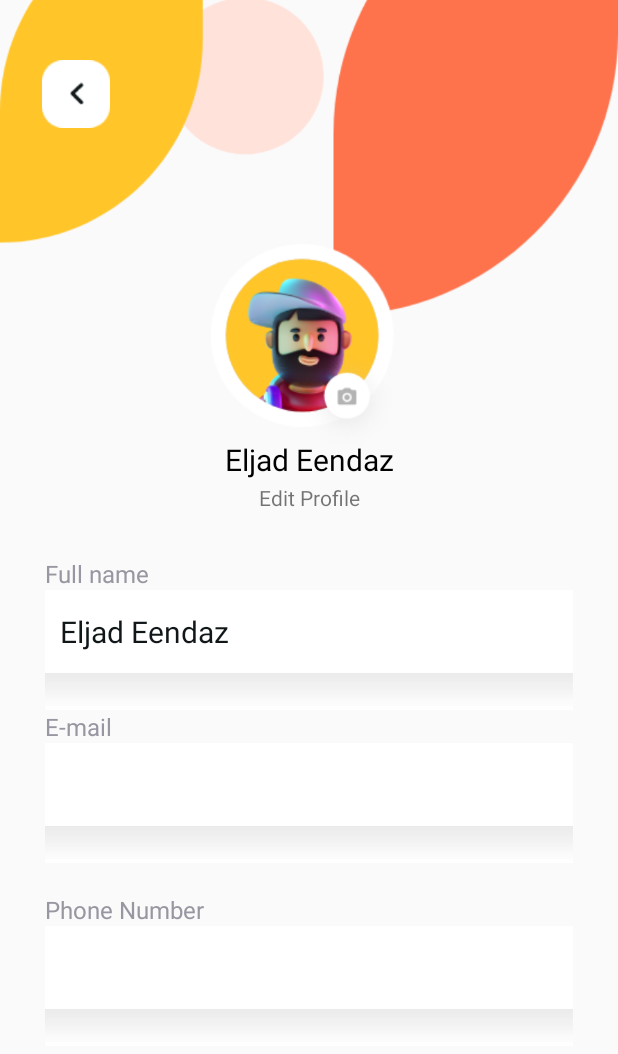
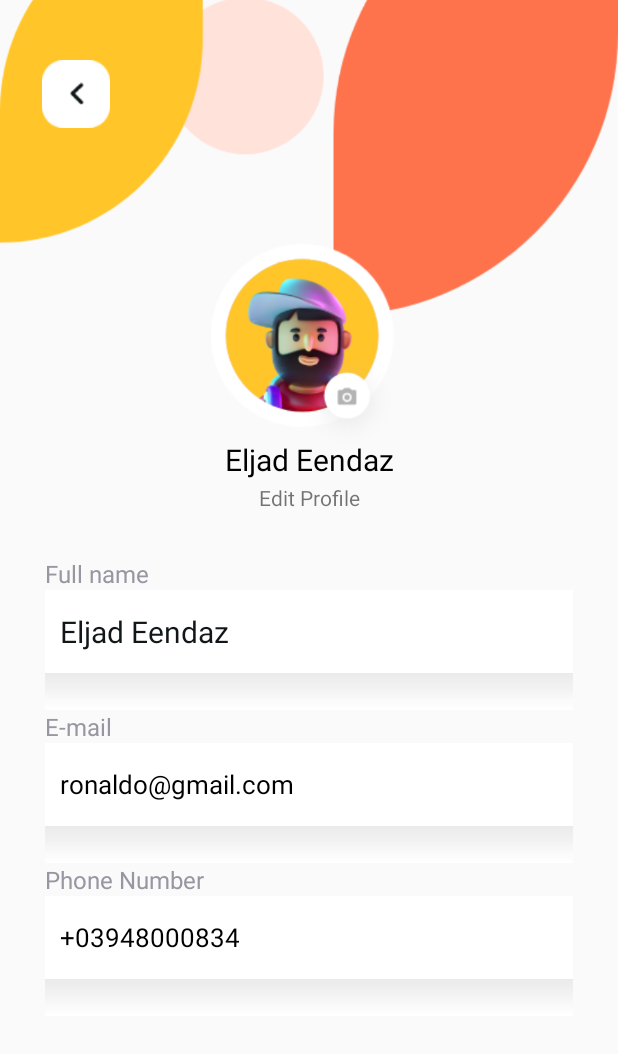
Before and after one commit to anhtranngocy7-gmail-com/LTDDbtvn, an Android app: the layout nhom3_profile_an.xml on its own in the app's theme, with its tools: preview values and no code run, on a phone screen of 412 x 824 dp. Shown: the top 1054 px of the screen. Run offline under Robolectric (Android 15) with nearby library versions, the phone set to English and light mode, and no system bars.

Commit message:
hoàn thành week2_an

```diff
--- a/Tuan1/app/src/main/res/layout/nhom3_profile_an.xml
+++ b/Tuan1/app/src/main/res/layout/nhom3_profile_an.xml
@@ -118,6 +118,11 @@
             android:layout_width="match_parent"
             android:layout_height="80dp">
             <TextView
+                android:textSize="17sp"
+                android:textColor="@color/black"
+                android:paddingHorizontal="10dp"
+                android:gravity="center_vertical"
+                android:text="ronaldo@gmail.com"
                 android:layout_margin="0dp"
                 android:layout_width="match_parent"
                 android:layout_height="55dp"
@@ -126,7 +131,7 @@
             </TextView>
         </LinearLayout>
         <TextView
-            android:layout_marginTop="20dp"
+
             android:layout_width="wrap_content"
             android:layout_height="wrap_content"
             android:text="Phone Number"
@@ -138,6 +143,11 @@
             android:layout_width="match_parent"
             android:layout_height="80dp">
             <TextView
+                android:textSize="17sp"
+                android:textColor="@color/black"
+                android:paddingHorizontal="10dp"
+                android:gravity="center_vertical"
+                android:text="+03948000834"
                 android:layout_margin="0dp"
                 android:layout_width="match_parent"
                 android:layout_height="55dp"
```
Also changed, not shown: 1 other file.
